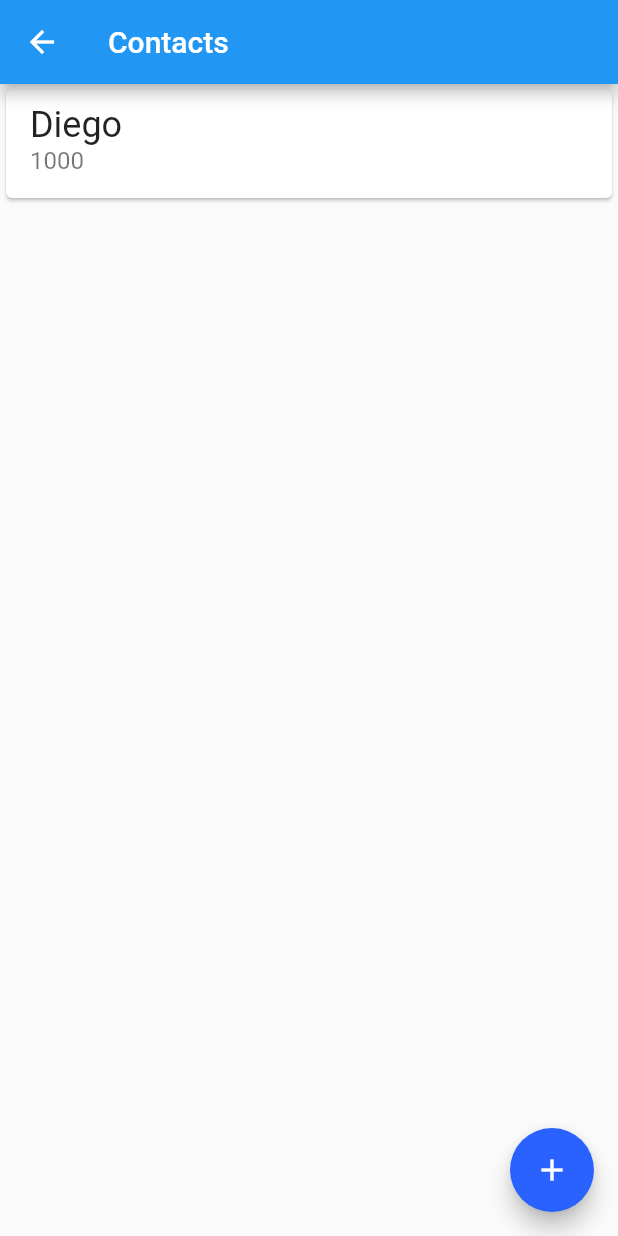
After one commit to eidiego/bb_flutter, a Flutter app: the screen it shows after launch, after a tap on "Contacts", on a phone screen of 412 x 824 dp. The commit adds this screen. Run offline on Flutter 3.47's test engine with Material 2 defaults, Android fonts, the phone set to English and light mode, and no system bars.

Commit message:
Add component contacts_list

```diff
--- a/lib/main.dart
+++ b/lib/main.dart
@@ -1,4 +1,7 @@
 import 'package:flutter/material.dart';
+
+import 'screens/contacts_list.dart';
+import 'screens/dashboard.dart';
 
 void main() {
   runApp(const ByteBankApp());
@@ -24,49 +27,3 @@
     );
   }
 }
-
-class Dashboard extends StatelessWidget {
-  const Dashboard({Key? key}) : super(key: key);
-
-  @override
-  Widget build(BuildContext context) {
-    return Scaffold(
-      appBar: AppBar(
-        title: Text('Dashboard'),
-      ),
-      body: Column(
-        mainAxisAlignment: MainAxisAlignment.spaceBetween,
-        crossAxisAlignment: CrossAxisAlignment.start,
-        children: <Widget>[
-          Padding(
-            padding: const EdgeInsets.all(8.0),
-            child: Image.asset('images/bytebank_logo.png'),
-          ),
-          Padding(
-            padding: const EdgeInsets.all(8.0),
-            child: Container(
-              padding: const EdgeInsets.all(8.0),
-              width: 150,
-              height: 80,
-              color: Theme.of(context).primaryColor,
-              child: Column(
-                mainAxisAlignment: MainAxisAlignment.spaceBetween,
-                crossAxisAlignment: CrossAxisAlignment.start,
-                children: const <Widget>[
-                  Icon(Icons.people, color: Colors.white, size: 28),
-                  Text(
-                    'Contacts',
-                    style: TextStyle(
-                      color: Colors.white,
-                      fontSize: 18.0,
-                    ),
-                  ),
-                ],
-              ),
-            ),
-          )
-        ],
-      ),
-    );
-  }
-}
--- /dev/null
+++ b/lib/screens/contacts_list.dart
@@ -0,0 +1,29 @@
+import 'package:flutter/material.dart';
+
+class ContactsList extends StatelessWidget {
+  const ContactsList({Key? key}) : super(key: key);
+
+  @override
+  Widget build(BuildContext context) {
+    return Scaffold(
+      appBar: AppBar(
+        title: Text('Contacts'),
+      ),
+      body: ListView(children: const <Widget>[
+        Card(
+          child: ListTile(
+            title: Text(
+              'Diego',
+              style: TextStyle(fontSize: 24),
+            ),
+            subtitle: Text('1000', style: TextStyle(fontSize: 16)),
+          ),
+        ),
+      ]),
+      floatingActionButton: FloatingActionButton(
+        onPressed: () {},
+        child: Icon(Icons.add),
+      ),
+    );
+  }
+}
--- /dev/null
+++ b/lib/screens/dashboard.dart
@@ -0,0 +1,59 @@
+import 'package:flutter/material.dart';
+import 'contacts_list.dart';
+
+class Dashboard extends StatelessWidget {
+  const Dashboard({Key? key}) : super(key: key);
+
+  @override
+  Widget build(BuildContext context) {
+    return Scaffold(
+      appBar: AppBar(
+        title: Text('Dashboard'),
+      ),
+      body: Column(
+        mainAxisAlignment: MainAxisAlignment.spaceBetween,
+        crossAxisAlignment: CrossAxisAlignment.start,
+        children: <Widget>[
+          Padding(
+            padding: const EdgeInsets.all(8.0),
+            child: Image.asset('images/bytebank_logo.png'),
+          ),
+          Padding(
+            padding: const EdgeInsets.all(8.0),
+            child: Material(
+              color: Theme.of(context).primaryColor,
+              child: InkWell(
+                onTap: () {
+                  Navigator.of(context).push(
+                    MaterialPageRoute(
+                      builder: (context) => ContactsList(),
+                    ),
+                  );
+                },
+                child: Container(
+                  padding: const EdgeInsets.all(8.0),
+                  width: 150,
+                  height: 80,
+                  child: Column(
+                    mainAxisAlignment: MainAxisAlignment.spaceBetween,
+                    crossAxisAlignment: CrossAxisAlignment.start,
+                    children: const <Widget>[
+                      Icon(Icons.people, color: Colors.white, size: 28),
+                      Text(
+                        'Contacts',
+                        style: TextStyle(
+                          color: Colors.white,
+                          fontSize: 18.0,
+                        ),
+                      ),
+                    ],
+                  ),
+                ),
+              ),
+            ),
+          )
+        ],
+      ),
+    );
+  }
+}
```
